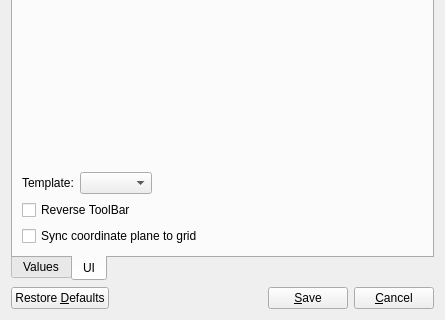
Old version of the form SettingsDialog.ui in the repository RussianBruteForce/Qtnp; both pictures show x 0 to 445 and y 328 to 648 of the 445 by 648 pixel window.
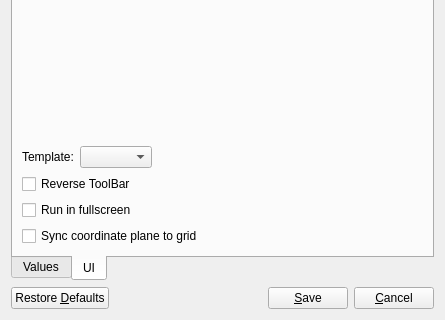
New version of the form. The open tabs and pages were chosen to show the change.

Commit message: Run fullscreen added.

What changed in the file:
```diff
--- a/SettingsDialog.ui
+++ b/SettingsDialog.ui
@@ -530,6 +530,13 @@
          </property>
         </widget>
        </item>
+       <item>
+        <widget class="QCheckBox" name="fullscreen">
+         <property name="text">
+          <string>Run in fullscreen</string>
+         </property>
+        </widget>
+       </item>
        <item>
         <widget class="QCheckBox" name="sync">
          <property name="text">
```
Left out of the diff: 2 changed lines with no effect on the pictures. The commit also changes 3 other files.
